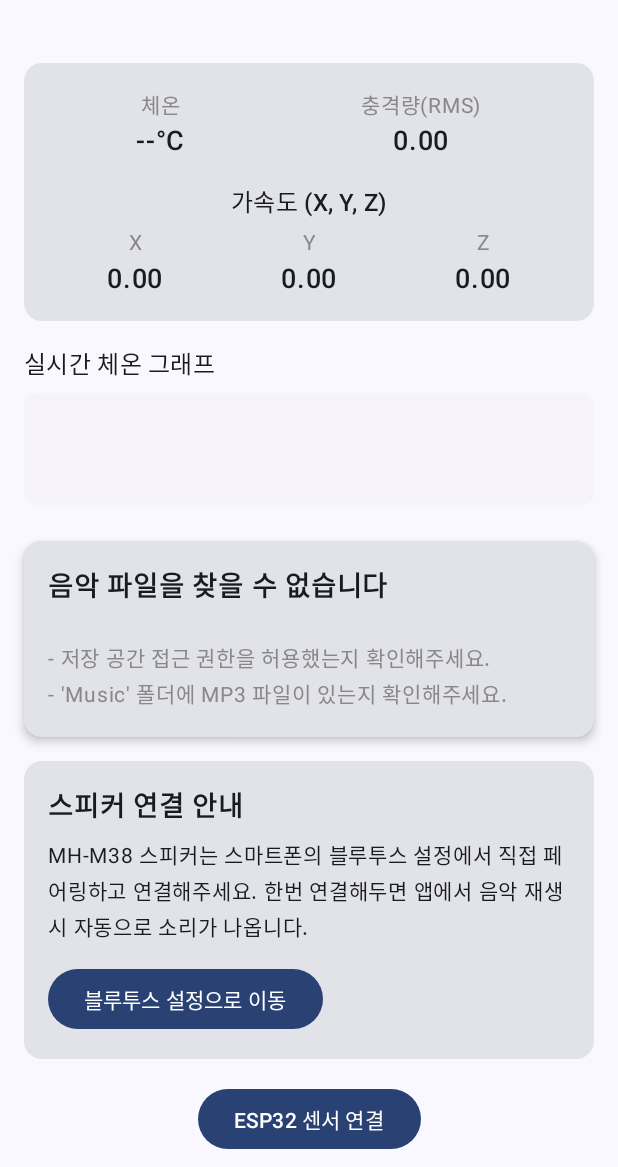
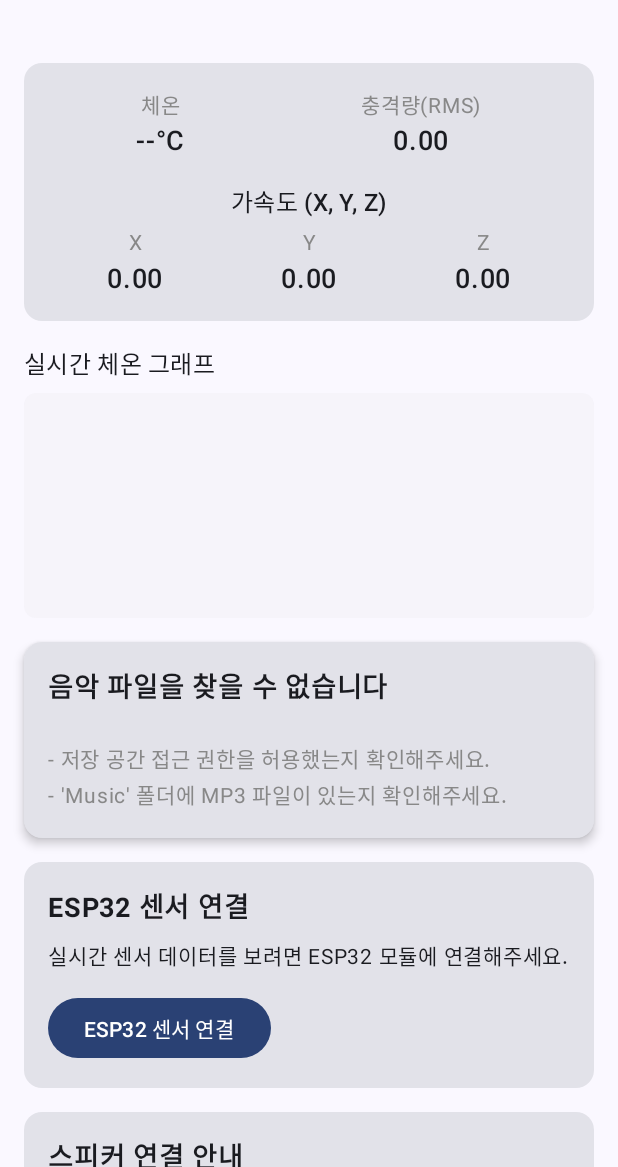
Before and after one commit to MOSW626/ME340_2025_Group4, an Android app built with Jetpack Compose: the screen it shows after launch (MainActivity), on a phone screen of 412 x 824 dp, the part 69-1236 px from its top. Run offline under Robolectric (Android 15) with nearby library versions, the phone set to English and light mode, and no system bars.

Commit message:
Add vertical scroll ESP32, 스피커 연결 box 구분

```diff
--- a/application/app/src/main/java/com/example/me340/MainActivity.kt
+++ b/application/app/src/main/java/com/example/me340/MainActivity.kt
@@ -30,7 +30,9 @@ import androidx.compose.foundation.clickable
 import androidx.compose.foundation.layout.*
 import androidx.compose.foundation.lazy.LazyColumn
 import androidx.compose.foundation.lazy.items
+import androidx.compose.foundation.rememberScrollState
 import androidx.compose.foundation.shape.RoundedCornerShape
+import androidx.compose.foundation.verticalScroll
 import androidx.compose.material.icons.Icons
 import androidx.compose.material.icons.filled.Pause
 import androidx.compose.material.icons.filled.PlayArrow
@@ -351,8 +353,13 @@ fun HealthDashboardUI(
         }
     }
 
-    Column(modifier = Modifier.fillMaxSize()) {
-        Column(modifier = Modifier.weight(1f).padding(16.dp), horizontalAlignment = Alignment.CenterHorizontally) {
+    Column(
+        modifier = Modifier
+            .fillMaxSize()
+            .verticalScroll(rememberScrollState()) // 화면 전체를 스크롤 가능하게 만듭니다.
+            .padding(16.dp),
+        horizontalAlignment = Alignment.CenterHorizontally
+    ) {
         if (dangerStatus.isDangerous) {
             AlertPanel(reason = dangerStatus.reason)
         } else {
@@ -361,9 +368,8 @@ fun HealthDashboardUI(
         SensorDataPanel(reading = currentReading, accelRMS = accelRMS)
         Spacer(Modifier.height(16.dp))
         TemperatureChart(data = readings)
-        }
+        Spacer(Modifier.height(16.dp))
 
-        Column(horizontalAlignment = Alignment.CenterHorizontally, modifier = Modifier.padding(horizontal = 16.dp, vertical = 8.dp)) {
         if (songs.isEmpty()) {
             Card(
                 modifier = Modifier.fillMaxWidth(),
@@ -379,11 +385,43 @@ fun HealthDashboardUI(
             MusicPlayerUI(songs = songs)
         }
         Spacer(modifier = Modifier.height(16.dp))
+
+        // ESP32 연결 버튼을 별도의 카드로 분리합니다.
+        EspConnectionControl(
+            connected = connected,
+            onConnectClick = onConnectClick,
+            onDisconnect = onDisconnect
+        )
+        Spacer(modifier = Modifier.height(16.dp))
+
         SpeakerConnectionGuide()
-            Spacer(modifier = Modifier.height(16.dp))
+    }
+}
+
+@Composable
+fun EspConnectionControl(connected: Boolean, onConnectClick: () -> Unit, onDisconnect: () -> Unit) {
+    Card(
+        modifier = Modifier.fillMaxWidth(),
+        shape = RoundedCornerShape(12.dp)
+    ) {
+        Column(
+            modifier = Modifier.padding(16.dp),
+        ) {
+            Text("ESP32 센서 연결", fontWeight = FontWeight.Bold, fontSize = 18.sp)
+            Spacer(modifier = Modifier.height(8.dp))
             if (connected) {
+                Text(
+                    text = "센서가 연결되었습니다.",
+                    fontSize = 14.sp,
+                    modifier = Modifier.padding(bottom = 12.dp)
+                )
                 Button(onClick = onDisconnect) { Text("ESP32 연결 해제") }
             } else {
+                Text(
+                    text = "실시간 센서 데이터를 보려면 ESP32 모듈에 연결해주세요.",
+                    fontSize = 14.sp,
+                    modifier = Modifier.padding(bottom = 12.dp)
+                )
                 Button(onClick = onConnectClick) { Text("ESP32 센서 연결") }
             }
         }
```
Lines whose indentation alone changed are shown as unchanged.
